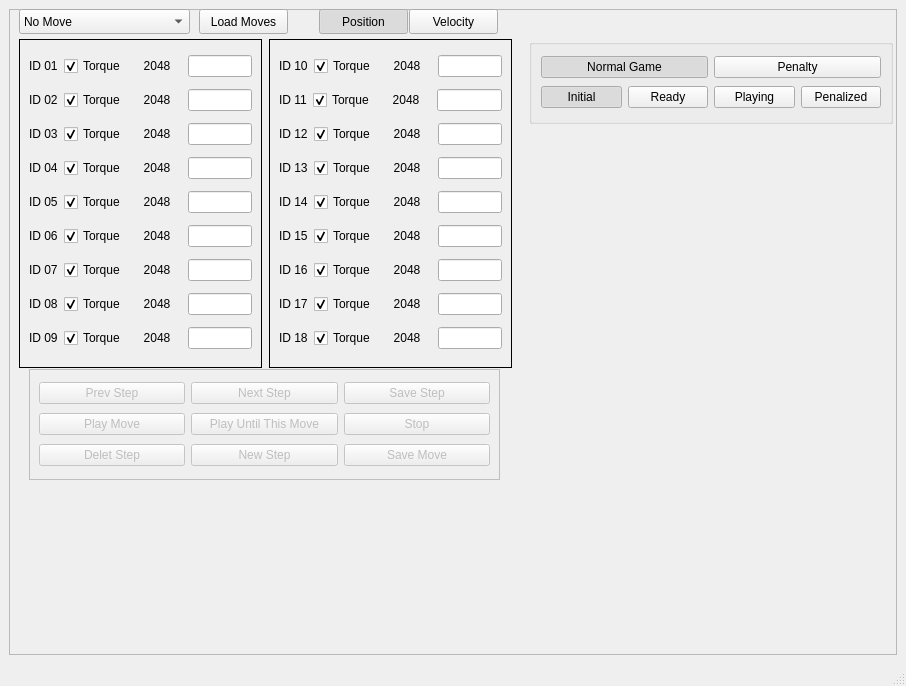
This is src/gui/src/main_window.ui in RoboFEI/RoboFEI-HT_2023_SOFTWARE as Qt 5 draws it before an edit. The edited form follows.
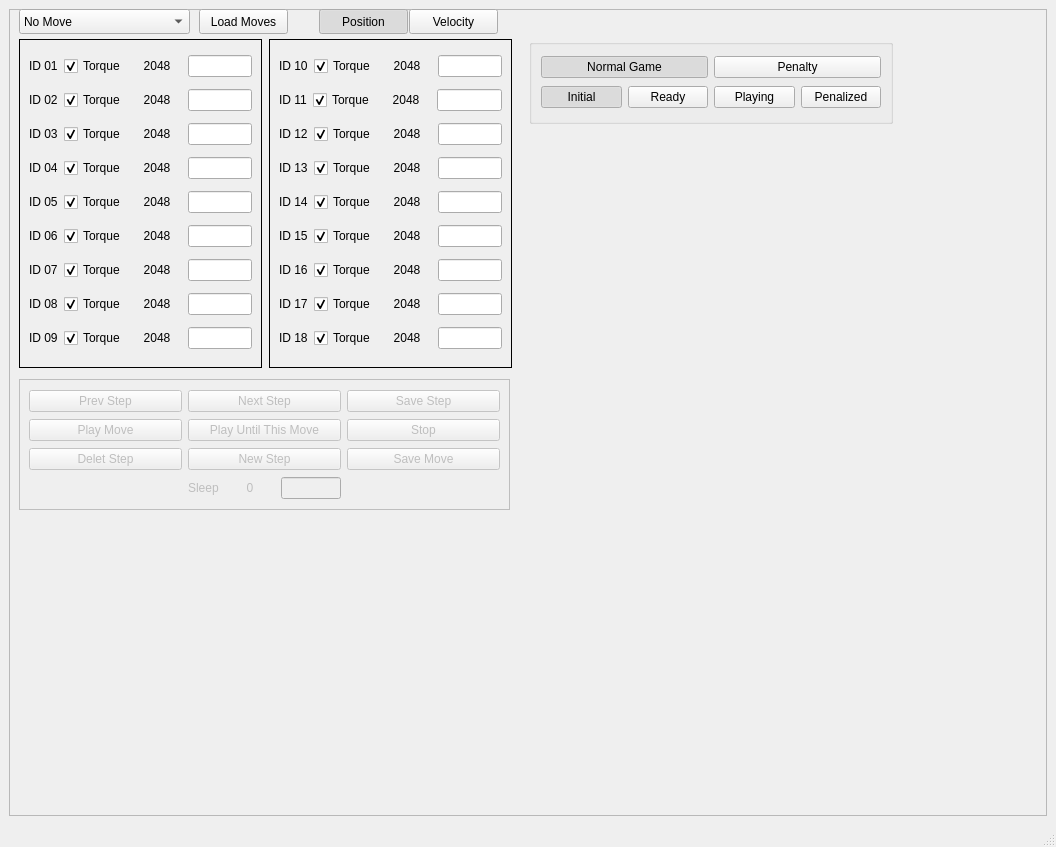
This is the edited form.

Commit message: local for edit sleep and macro for prev and next steps

What changed in the file:
```diff
--- a/src/gui/src/main_window.ui
+++ b/src/gui/src/main_window.ui
@@ -6,8 +6,8 @@
    <rect>
     <x>0</x>
     <y>0</y>
-    <width>906</width>
-    <height>686</height>
+    <width>1056</width>
+    <height>847</height>
    </rect>
   </property>
   <property name="windowTitle">
@@ -1165,10 +1165,10 @@
        </property>
        <property name="geometry">
         <rect>
-         <x>20</x>
-         <y>360</y>
-         <width>471</width>
-         <height>111</height>
+         <x>10</x>
+         <y>370</y>
+         <width>491</width>
+         <height>131</height>
         </rect>
        </property>
        <property name="frameShape">
@@ -1250,6 +1250,84 @@
           </item>
          </layout>
         </item>
+        <item>
+         <layout class="QHBoxLayout" name="horizontalLayout_24">
+          <item>
+           <spacer name="horizontalSpacer_2">
+            <property name="orientation">
+             <enum>Qt::Horizontal</enum>
+            </property>
+            <property name="sizeHint" stdset="0">
+             <size>
+              <width>40</width>
+              <height>20</height>
+             </size>
+            </property>
+           </spacer>
+          </item>
+          <item>
+           <widget class="QLabel" name="label_19">
+            <property name="text">
+             <string>Sleep</string>
+            </property>
+           </widget>
+          </item>
+          <item>
+           <widget class="QLabel" name="label_sleep">
+            <property name="minimumSize">
+             <size>
+              <width>50</width>
+              <height>0</height>
+             </size>
+            </property>
+            <property name="layoutDirection">
+             <enum>Qt::LeftToRight</enum>
+            </property>
+            <property name="text">
+             <string>0</string>
+            </property>
+            <property name="alignment">
+             <set>Qt::AlignCenter</set>
+            </property>
+           </widget>
+          </item>
+          <item>
+           <widget class="QLineEdit" name="sleep">
+            <property name="minimumSize">
+             <size>
+              <width>10</width>
+              <height>10</height>
+             </size>
+            </property>
+            <property name="maximumSize">
+             <size>
+              <width>60</width>
+              <height>16777215</height>
+             </size>
+            </property>
+            <property name="inputMethodHints">
+             <set>Qt::ImhNone</set>
+            </property>
+            <property name="maxLength">
+             <number>4</number>
+            </property>
+           </widget>
+          </item>
+          <item>
+           <spacer name="horizontalSpacer">
+            <property name="orientation">
+             <enum>Qt::Horizontal</enum>
+            </property>
+            <property name="sizeHint" stdset="0">
+             <size>
+              <width>40</width>
+              <height>20</height>
+             </size>
+            </property>
+           </spacer>
+          </item>
+         </layout>
+        </item>
        </layout>
       </widget>
      </widget>
```
Left out of the diff: 2 changed lines with no effect on the pictures. The commit also changes 2 other files.
